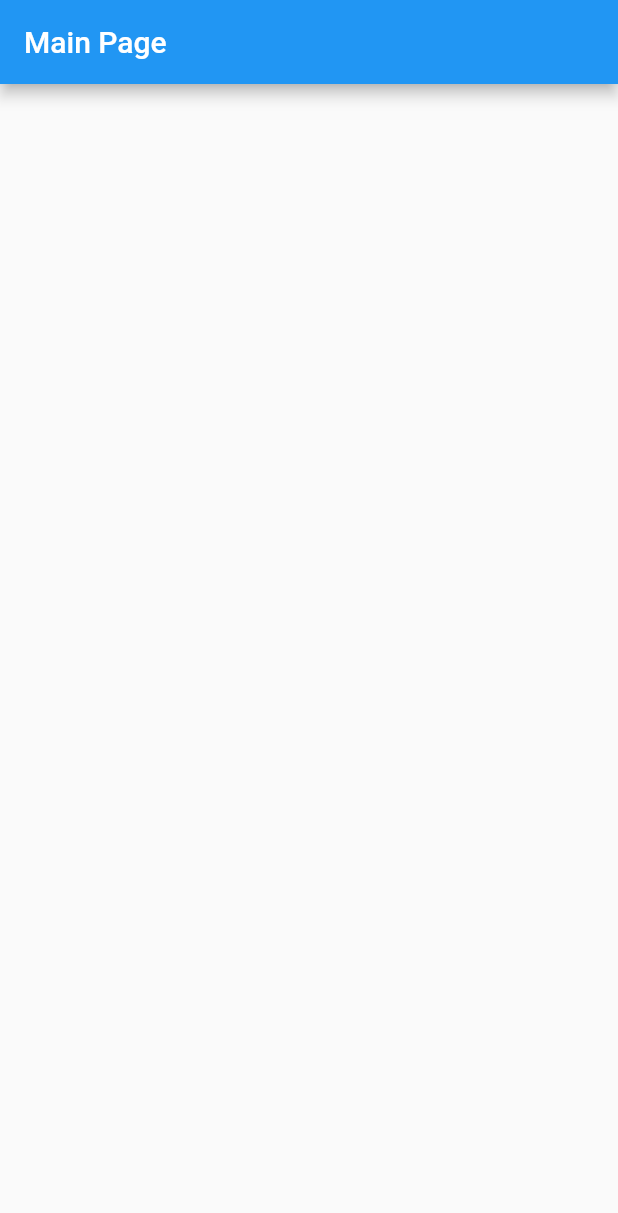
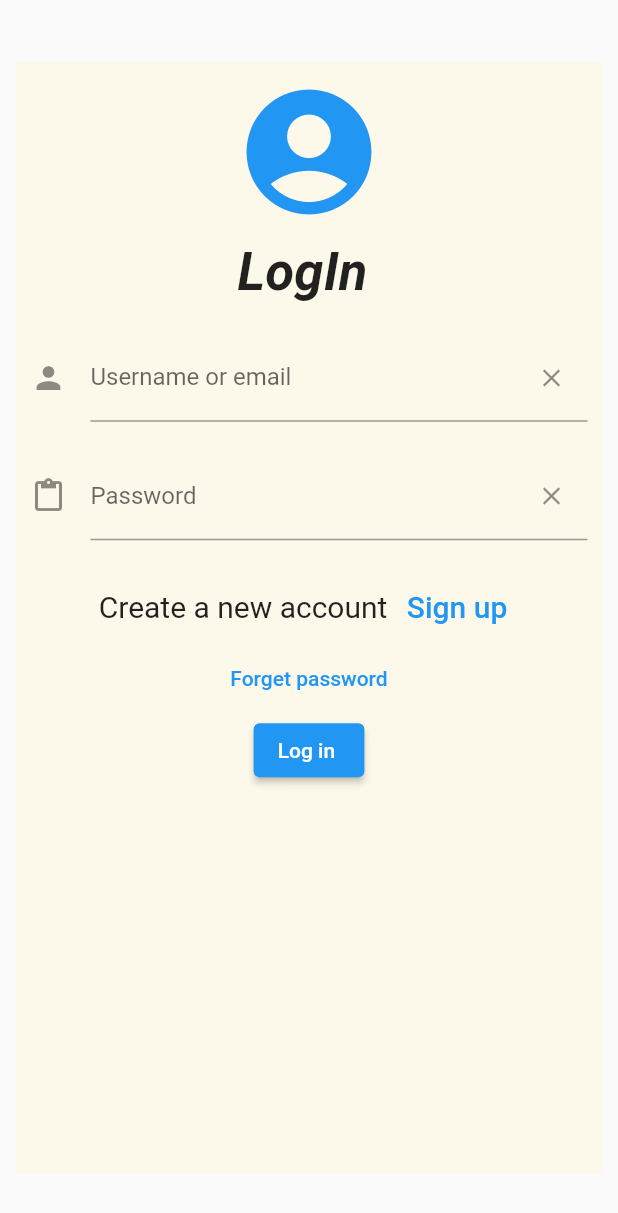
Before and after one commit to NithinNk99/MyFamily, a Flutter app: the screen it shows after launch, on a phone screen of 412 x 824 dp. Shown: the top 1213 px of the screen. Run offline on Flutter 3.47's test engine with Material 2 defaults, Android fonts, the phone set to English and light mode, and no system bars; our stand-ins replace sqflite; accounts and stored records are empty.

Commit message:
added database , login page ,signup page with validation

```diff
--- /dev/null
+++ b/lib/localDatabase/familyModel.dart
@@ -0,0 +1,45 @@
+// To parse this JSON data, do
+//
+//     final login = loginFromJson(jsonString);
+
+import 'dart:convert';
+
+Login loginFromJson(String str) => Login.fromJson(json.decode(str));
+
+String loginToJson(Login data) => json.encode(data.toJson());
+
+class Login {
+  Login({
+    this.id,
+    this.name,
+    this.email,
+    this.age,
+    this.password,
+    this.confirmPassword,
+  });
+
+  int? id;
+  String? name;
+  String? email;
+  String? age;
+  String? password;
+  String? confirmPassword;
+
+  factory Login.fromJson(Map<String, dynamic> json) => Login(
+        id: json["id"],
+        name: json["name"],
+        email: json["email"],
+        age: json["age"],
+        password: json["password"],
+        confirmPassword: json["confirmPassword"],
+      );
+
+  Map<String, dynamic> toJson() => {
+        "id": id,
+        "name": name,
+        "email": email,
+        "age": age,
+        "password": password,
+        "confirmPassword": confirmPassword,
+      };
+}
--- /dev/null
+++ b/lib/localDatabase/serviceFile.dart
@@ -0,0 +1,30 @@
+import 'familyModel.dart';
+import 'repo.dart';
+
+class LoginService {
+  late Repo _repo;
+  LoginService() {
+    _repo = Repo();
+  }
+
+  saveLogin(Login login) async {
+    //  print(todo);
+    return await _repo.insertData('login', login.toJson());
+  }
+
+  checkValidUser(email, password) async {
+    return await _repo.readUser(email, password);
+  }
+
+  readAllMember() async {
+    return await _repo.readData('login');
+  }
+
+  deleteTodo(memberId) async {
+    return await _repo.deleteData('login', memberId);
+  }
+
+  updateTodo(Login login) async {
+    return await _repo.updateData('login', login.toJson());
+  }
+}
--- /dev/null
+++ b/lib/screens/loginPage.dart
@@ -0,0 +1,156 @@
+import 'package:flutter/material.dart';
+import 'package:myfamily/screens/mainPage.dart';
+
+import '../localDatabase/serviceFile.dart';
+import 'signupPage.dart';
+
+class Loginpage extends StatefulWidget {
+  const Loginpage({Key? key}) : super(key: key);
+
+  @override
+  State<Loginpage> createState() => _LoginpageState();
+}
+
+final _formKey = GlobalKey<FormState>();
+TextEditingController emailCtl = TextEditingController();
+TextEditingController passCtl = TextEditingController();
+
+class _LoginpageState extends State<Loginpage> {
+  @override
+  Widget build(BuildContext context) {
+    return Scaffold(
+      body: Center(
+        child: Form(
+          key: _formKey,
+          child: SingleChildScrollView(
+            child: Container(
+              color: Color.fromARGB(255, 253, 249, 234),
+              padding: EdgeInsets.all(10),
+              width: MediaQuery.of(context).size.width * 0.95,
+              height: MediaQuery.of(context).size.height * 0.9,
+              child: SingleChildScrollView(
+                child: Column(
+                    mainAxisAlignment: MainAxisAlignment.center,
+                    children: [
+                      const Icon(Icons.account_circle,
+                          size: 100, color: Colors.blue),
+                      const SizedBox(
+                        height: 10,
+                      ),
+                      const Text(
+                        'LogIn ',
+                        style: TextStyle(
+                            fontSize: 35,
+                            fontStyle: FontStyle.italic,
+                            fontWeight: FontWeight.bold),
+                      ),
+                      const SizedBox(
+                        height: 20,
+                      ),
+                      TextFormField(
+                        controller: emailCtl,
+                        decoration: InputDecoration(
+                            icon: Icon(Icons.person),
+                            hintText: 'Enter your email ID',
+                            labelText: 'Username or email',
+                            // border: OutlineInputBorder(),
+                            suffixIcon: IconButton(
+                                onPressed: () {
+                                  emailCtl.clear();
+                                },
+                                icon: const Icon(
+                                  Icons.close,
+                                  size: 20,
+                                ))),
+                        validator: (value) {
+                          if (value == null || value.isEmpty) {
+                            return 'Please enter your email';
+                          }
+
+                          return null;
+                        },
+                      ),
+                      const SizedBox(
+                        height: 20,
+                      ),
+                      TextFormField(
+                        obscureText: true,
+                        controller: passCtl,
+                        decoration: InputDecoration(
+                            icon: Icon(Icons.paste),
+                            hintText: 'Enter your password ',
+                            labelText: 'Password',
+                            // border: OutlineInputBorder(),
+                            suffixIcon: IconButton(
+                                onPressed: () {
+                                  passCtl.clear();
+                                },
+                                icon: const Icon(
+                                  Icons.close,
+                                  size: 20,
+                                ))),
+                        validator: (value) {
+                          if (value == null || value.isEmpty) {
+                            return 'Please enter your password';
+                          }
+
+                          return null;
+                        },
+                      ),
+                      const SizedBox(
+                        height: 20,
+                      ),
+                      Row(
+                        mainAxisAlignment: MainAxisAlignment.center,
+                        children: [
+                          const Text(
+                            'Create a new account ',
+                            style: TextStyle(fontSize: 20),
+                          ),
+                          TextButton(
+                              onPressed: () {
+                                Navigator.push(
+                                  context,
+                                  MaterialPageRoute(
+                                      builder: (context) => const SigupPage()),
+                                );
+                              },
+                              child: const Text(
+                                'Sign up',
+                                style: TextStyle(fontSize: 20),
+                              ))
+                        ],
+                      ),
+                      TextButton(
+                          onPressed: () {},
+                          child: const Text('Forget password')),
+                      ElevatedButton(
+                          onPressed: () async {
+                            if (_formKey.currentState!.validate()) {
+                              var value = await LoginService()
+                                  .checkValidUser(emailCtl.text, passCtl.text);
+
+                              if (value.length > 0) {
+                                Navigator.push(
+                                    context,
+                                    MaterialPageRoute(
+                                        builder: (context) =>
+                                            MainPage(data: value[0])));
+                              } else {
+                                ScaffoldMessenger.of(context).showSnackBar(
+                                  const SnackBar(
+                                      content: Text('Invalid Credentials')),
+                                );
+                              }
+                            }
+                          },
+                          child: Text('Log in ')),
+                    ]),
+              ),
+            ),
+          ),
+        ),
+      ),
+    );
+  }
+}
--- a/lib/screens/mainPage.dart
+++ b/lib/screens/mainPage.dart
@@ -1,19 +1,18 @@
 import 'package:flutter/material.dart';
 
-class MainPage extends StatefulWidget {
-  const MainPage({ Key? key }) : super(key: key);
+class MainPage extends StatelessWidget {
+  MainPage({Key? key, required this.data}) : super(key: key);
 
-  @override
-  State<MainPage> createState() => _MainPageState();
-}
+  dynamic data;
 
-class _MainPageState extends State<MainPage> {
   @override
   Widget build(BuildContext context) {
     return Scaffold(
-      appBar: AppBar(
-        title: Text('Main Page'),
-      ),
+      appBar: AppBar(),
+      body: Center(child: Text("Hello " + data['name'])),
     );
   }
+
+  // State<LoginScreen> createState() => _LoginScreenState();
+
 }
```
Also changed, not shown: lib/localDatabase/dbconnection.dart (added, +21 -0 lines), lib/localDatabase/repo.dart (added, +55 -0 lines), lib/screens/signupPage.dart (added, +235 -0 lines), lib/splashScreen/splashScreen.dart (+8 -3 lines), pubspec.yaml (+5 -3 lines), assets/family.logo.gif (added), pubspec.lock, 1 other file.
